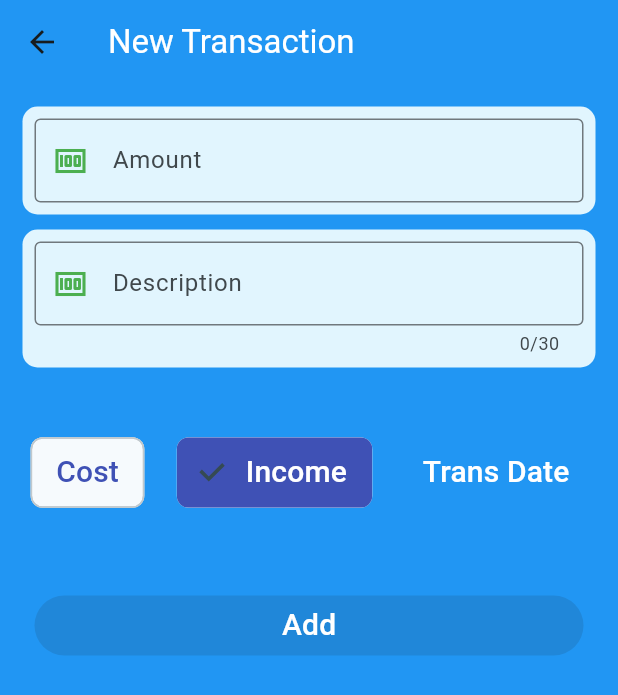
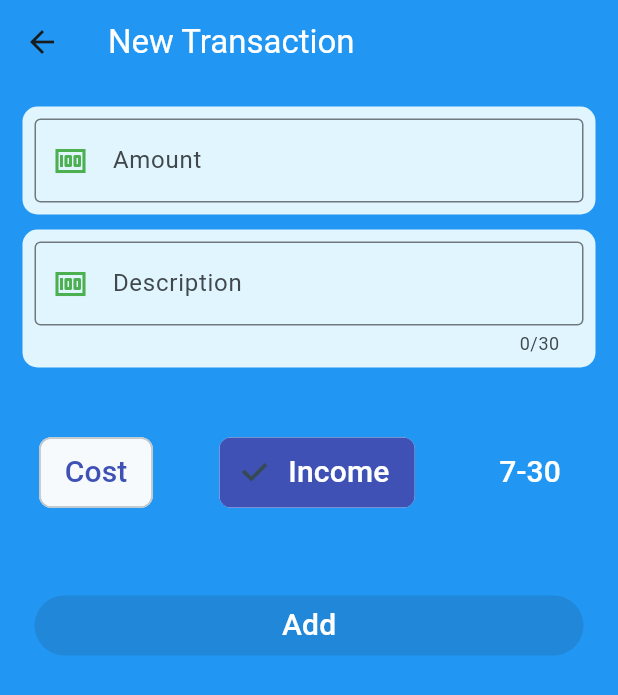
Before and after one commit to 6a6ak/money_manager, a Flutter app: the AddTransaction screen opened directly, on a phone screen of 412 x 824 dp. Shown: the top 695 px of the screen. Run offline on Flutter 3.47's test engine with Material 3 defaults, Android fonts, the phone set to English and light mode, and no system bars.

Commit message:
date selector

```diff
--- a/lib/pages/addtransaction.dart
+++ b/lib/pages/addtransaction.dart
@@ -9,6 +9,7 @@ class AddTransaction extends StatefulWidget {
 
 class _AddTransactionState extends State<AddTransaction> {
   String type = 'Income'; //for btn
+  DateTime selectedDate = DateTime.now();
 
   @override
   Widget build(BuildContext context) {
@@ -71,7 +72,8 @@ class _AddTransactionState extends State<AddTransaction> {
             mainAxisAlignment: MainAxisAlignment.spaceAround,
             children: [
               ChoiceChip(
-    label: Text('Cost',
+                label: Text(
+                  'Cost',
                   style: TextStyle(
                       fontSize: 20,
                       color: type == 'Cost' ? Colors.white : Colors.indigo),
@@ -86,7 +88,7 @@ class _AddTransactionState extends State<AddTransaction> {
                 },
                 selectedColor: Colors.indigo,
               ),
-    SizedBox(height: 100),
+             const SizedBox(height: 100),
               ChoiceChip(
                 label: Text(
                   'Income',
@@ -104,11 +106,11 @@ class _AddTransactionState extends State<AddTransaction> {
                 },
                 selectedColor: Colors.indigo,
               ),
-    SizedBox(height: 20),
+              const SizedBox(height: 20),
               TextButton(
-    onPressed: null,
+                onPressed: () {},
                 child: Text(
-    'Trans Date',
+                  '${selectedDate.month}-${selectedDate.day}',
                   style: TextStyle(fontSize: 20, color: Colors.white),
                 ),
               ),
@@ -125,10 +127,8 @@ class _AddTransactionState extends State<AddTransaction> {
               ),
             ),
           ),
-    ]
-    ,
-    )
-    ,
+        ],
+      ),
     );
   }
 }
```
Lines whose indentation alone changed are shown as unchanged.
